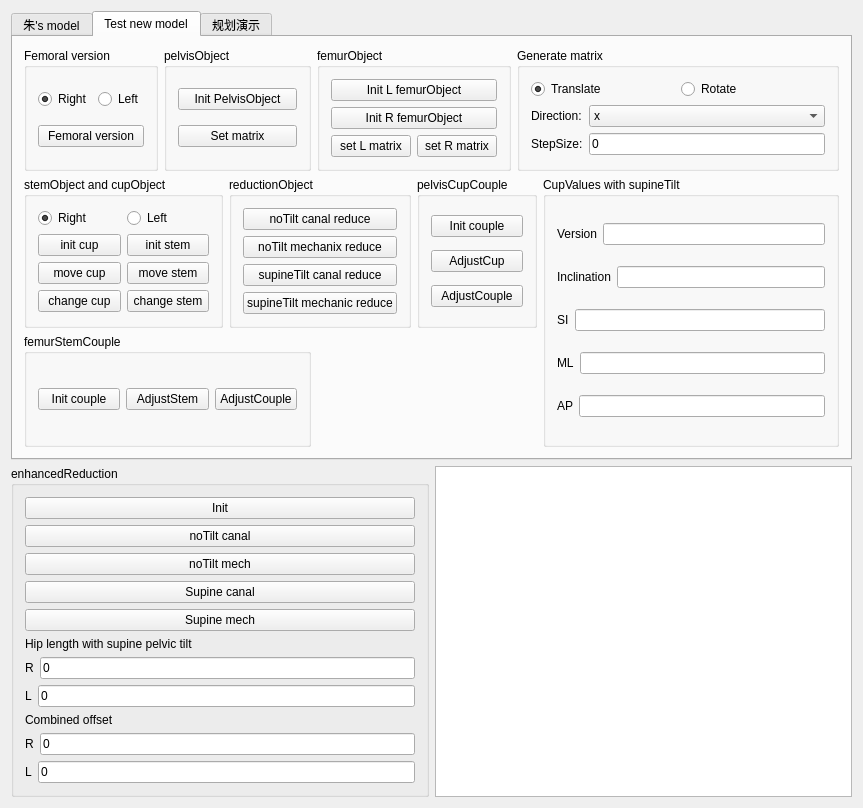
Above: Plugins/org.mitk.lancet.hipplanning/src/internal/THAPlanningControls.ui from zhaomengxiao/LancetMITK-Adition before the change. Below: the same form after it.
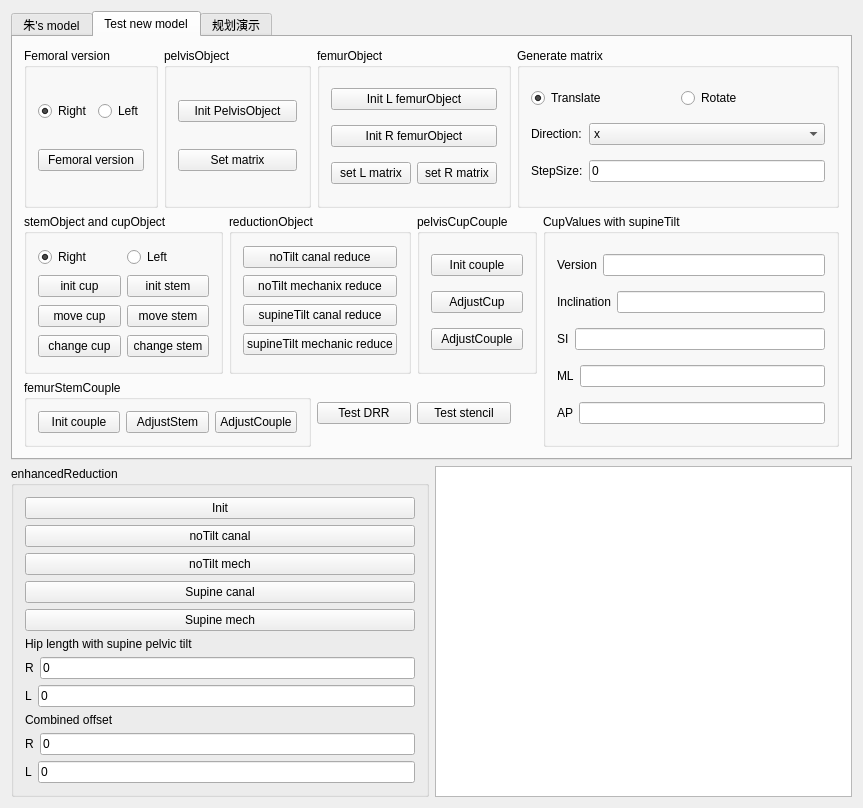
That is the form after the change. The open tabs and pages were chosen to show the change.

Diff of the .ui file:
```diff
--- a/Plugins/org.mitk.lancet.hipplanning/src/internal/THAPlanningControls.ui
+++ b/Plugins/org.mitk.lancet.hipplanning/src/internal/THAPlanningControls.ui
@@ -751,6 +751,20 @@
          </layout>
         </widget>
        </item>
+       <item row="2" column="3">
+        <widget class="QPushButton" name="pushButton_testDRR">
+         <property name="text">
+          <string>Test DRR</string>
+         </property>
+        </widget>
+       </item>
+       <item row="2" column="4">
+        <widget class="QPushButton" name="pushButton_testStencil">
+         <property name="text">
+          <string>Test stencil</string>
+         </property>
+        </widget>
+       </item>
       </layout>
      </widget>
      <widget class="QWidget" name="tab_3">
```
Left out of the diff: 7 changed lines with no effect on the pictures.
